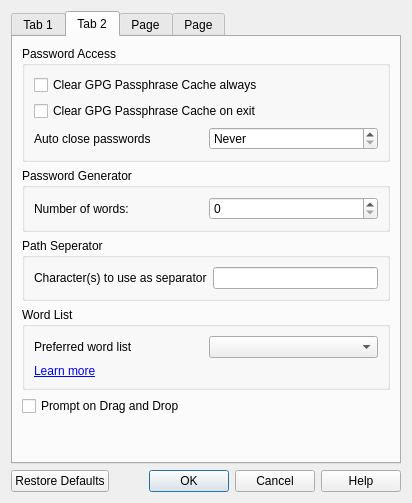
Before: the Qt Designer form ui/preferencesdialog.ui in sysal1280/passwords, drawn with Qt 5.
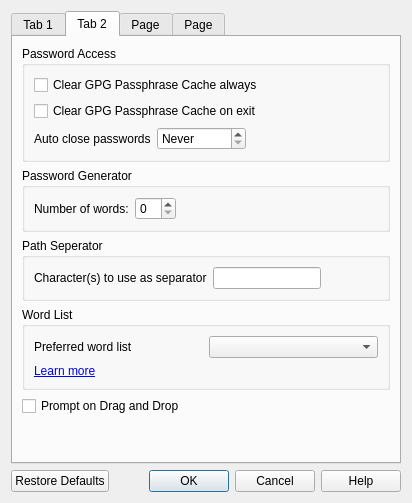
After: the same form once the commit is applied. The open tabs and pages were chosen to show the change.

Patch:
```diff
--- a/ui/preferencesdialog.ui
+++ b/ui/preferencesdialog.ui
@@ -214,6 +214,19 @@
               </property>
              </widget>
             </item>
+            <item>
+             <spacer name="horizontalSpacer_5">
+              <property name="orientation">
+               <enum>Qt::Orientation::Horizontal</enum>
+              </property>
+              <property name="sizeHint" stdset="0">
+               <size>
+                <width>40</width>
+                <height>20</height>
+               </size>
+              </property>
+             </spacer>
+            </item>
            </layout>
           </item>
           <item row="0" column="0">
@@ -284,6 +297,19 @@
             <item>
              <widget class="QLineEdit" name="lineEditSeparator"/>
             </item>
+            <item>
+             <spacer name="horizontalSpacer_6">
+              <property name="orientation">
+               <enum>Qt::Orientation::Horizontal</enum>
+              </property>
+              <property name="sizeHint" stdset="0">
+               <size>
+                <width>40</width>
+                <height>20</height>
+               </size>
+              </property>
+             </spacer>
+            </item>
            </layout>
           </item>
          </layout>
@@ -307,6 +333,19 @@
             <item>
              <widget class="QSpinBox" name="spinBox"/>
             </item>
+            <item>
+             <spacer name="horizontalSpacer_4">
+              <property name="orientation">
+               <enum>Qt::Orientation::Horizontal</enum>
+              </property>
+              <property name="sizeHint" stdset="0">
+               <size>
+                <width>40</width>
+                <height>20</height>
+               </size>
+              </property>
+             </spacer>
+            </item>
            </layout>
           </item>
          </layout>
```
Left out of the diff: 2 changed lines with no effect on the pictures.
